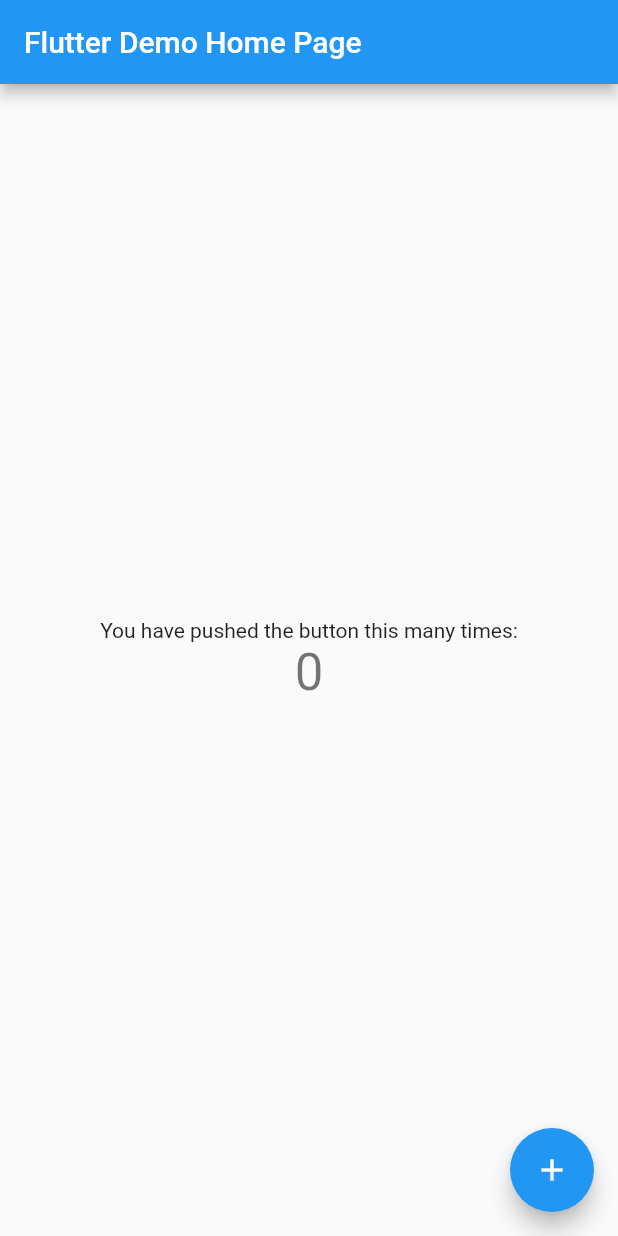
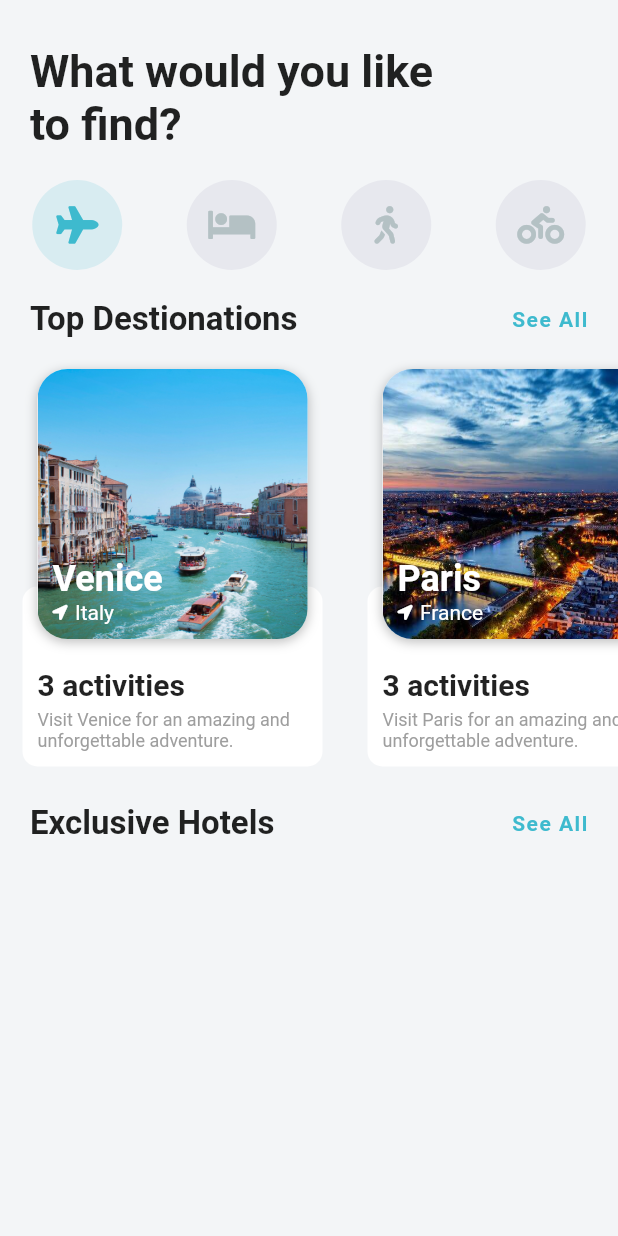
Before and after one commit to vietdhfpt/LearnFlutter, a Flutter app: the screen it shows after launch, on a phone screen of 412 x 824 dp. Run offline on Flutter 3.47's test engine with Material 2 defaults, Android fonts, the light colour scheme and no system bars; our stand-ins replace font_awesome_flutter.

Commit message:
[W.I.P] Create home screen

```diff
--- a/learn_flutter/lib/main.dart
+++ b/learn_flutter/lib/main.dart
@@ -1,118 +1,22 @@
 import 'package:flutter/material.dart';
+import 'package:learn_flutter/screens/home_screen.dart';
 
 void main() {
   runApp(MyApp());
 }
 
 class MyApp extends StatelessWidget {
-  // This widget is the root of your application.
   @override
   Widget build(BuildContext context) {
     return MaterialApp(
-      title: 'Flutter Demo',
+      title: 'Flutter Travel UI',
+      debugShowCheckedModeBanner: false,
       theme: ThemeData(
-        // This is the theme of your application.
-        //
-        // Try running your application with "flutter run". You'll see the
-        // application has a blue toolbar. Then, without quitting the app, try
-        // changing the primarySwatch below to Colors.green and then invoke
-        // "hot reload" (press "r" in the console where you ran "flutter run",
-        // or simply save your changes to "hot reload" in a Flutter IDE).
-        // Notice that the counter didn't reset back to zero; the application
-        // is not restarted.
-        primarySwatch: Colors.blue,
-        // This makes the visual density adapt to the platform that you run
-        // the app on. For desktop platforms, the controls will be smaller and
-        // closer together (more dense) than on mobile platforms.
-        visualDensity: VisualDensity.adaptivePlatformDensity,
+        primaryColor: Color(0xFF3EBACE),
+        accentColor: Color(0xFFD8ECF1),
+        scaffoldBackgroundColor: Color(0xFFF3F5F7),
       ),
-      home: MyHomePage(title: 'Flutter Demo Home Page'),
+      home: HomeScreen(),
     );
   }
 }
-
-class MyHomePage extends StatefulWidget {
-  MyHomePage({Key key, this.title}) : super(key: key);
-
-  // This widget is the home page of your application. It is stateful, meaning
-  // that it has a State object (defined below) that contains fields that affect
-  // how it looks.
-
-  // This class is the configuration for the state. It holds the values (in this
-  // case the title) provided by the parent (in this case the App widget) and
-  // used by the build method of the State. Fields in a Widget subclass are
-  // always marked "final".
-
-  final String title;
-
-  @override
-  _MyHomePageState createState() => _MyHomePageState();
-}
-
-class _MyHomePageState extends State<MyHomePage> {
-  int _counter = 0;
-
-  void _incrementCounter() {
-    setState(() {
-      // This call to setState tells the Flutter framework that something has
-      // changed in this State, which causes it to rerun the build method below
-      // so that the display can reflect the updated values. If we changed
-      // _counter without calling setState(), then the build method would not be
-      // called again, and so nothing would appear to happen.
-      _counter++;
-    });
-  }
-
-  @override
-  Widget build(BuildContext context) {
-    // This method is rerun every time setState is called, for instance as done
-    // by the _incrementCounter method above.
-    //
-    // The Flutter framework has been optimized to make rerunning build methods
-    // fast, so that you can just rebuild anything that needs updating rather
-    // than having to individually change instances of widgets.
-    return Scaffold(
-      appBar: AppBar(
-        // Here we take the value from the MyHomePage object that was created by
-        // the App.build method, and use it to set our appbar title.
-        title: Text(widget.title),
-      ),
-      body: Center(
-        // Center is a layout widget. It takes a single child and positions it
-        // in the middle of the parent.
-        child: Column(
-          // Column is also a layout widget. It takes a list of children and
-          // arranges them vertically. By default, it sizes itself to fit its
-          // children horizontally, and tries to be as tall as its parent.
-          //
-          // Invoke "debug painting" (press "p" in the console, choose the
-          // "Toggle Debug Paint" action from the Flutter Inspector in Android
-          // Studio, or the "Toggle Debug Paint" command in Visual Studio Code)
-          // to see the wireframe for each widget.
-          //
-          // Column has various properties to control how it sizes itself and
-          // how it positions its children. Here we use mainAxisAlignment to
-          // center the children vertically; the main axis here is the vertical
-          // axis because Columns are vertical (the cross axis would be
-          // horizontal).
-          mainAxisAlignment: MainAxisAlignment.center,
-          children: <Widget>[
-            Text(
-              'You have pushed the button this many times:',
-            ),
-            Text(
-              '$_counter',
-              style: Theme.of(context).textTheme.headline4,
-            ),
-          ],
-        ),
-      ),
-      floatingActionButton: FloatingActionButton(
-        onPressed: _incrementCounter,
-        tooltip: 'Increment',
-        child: Icon(Icons.add),
-
-      ), // This trailing comma makes auto-formatting nicer for build methods.
-    );
-  }
-}
--- /dev/null
+++ b/learn_flutter/lib/models/activity_model.dart
@@ -0,0 +1,17 @@
+class Activity {
+  String imageUrl;
+  String name;
+  String type;
+  List<String> startTimes;
+  int rating;
+  int price;
+
+  Activity({
+    this.imageUrl,
+    this.name,
+    this.type,
+    this.startTimes,
+    this.rating,
+    this.price,
+  });
+}
--- /dev/null
+++ b/learn_flutter/lib/models/destination_model.dart
@@ -0,0 +1,82 @@
+import 'package:learn_flutter/models/activity_model.dart';
+
+class Destination {
+  String imageUrl;
+  String city;
+  String country;
+  String description;
+  List<Activity> activities;
+
+  Destination({
+    this.imageUrl,
+    this.city,
+    this.country,
+    this.description,
+    this.activities,
+  });
+}
+
+List<Activity> activities = [
+  Activity(
+    imageUrl: 'assets/images/stmarksbasilica.jpg',
+    name: 'St. Mark\'s Basilica',
+    type: 'Sightseeing Tour',
+    startTimes: ['9:00 am', '11:00 am'],
+    rating: 5,
+    price: 30,
+  ),
+  Activity(
+    imageUrl: 'assets/images/gondola.jpg',
+    name: 'Walking Tour and Gonadola Ride',
+    type: 'Sightseeing Tour',
+    startTimes: ['11:00 pm', '1:00 pm'],
+    rating: 4,
+    price: 210,
+  ),
+  Activity(
+    imageUrl: 'assets/images/murano.jpg',
+    name: 'Murano and Burano Tour',
+    type: 'Sightseeing Tour',
+    startTimes: ['12:30 pm', '2:00 pm'],
+    rating: 3,
+    price: 125,
+  ),
+];
+
+List<Destination> destinations = [
+  Destination(
+    imageUrl: 'assets/images/venice.jpg',
+    city: 'Venice',
+    country: 'Italy',
+    description: 'Visit Venice for an amazing and unforgettable adventure.',
+    activities: activities,
+  ),
+  Destination(
+    imageUrl: 'assets/images/paris.jpg',
+    city: 'Paris',
+    country: 'France',
+    description: 'Visit Paris for an amazing and unforgettable adventure.',
+    activities: activities,
+  ),
+  Destination(
+    imageUrl: 'assets/images/newdelhi.jpg',
+    city: 'New Delhi',
+    country: 'India',
+    description: 'Visit New Delhi for an amazing and unforgettable adventure.',
+    activities: activities,
+  ),
+  Destination(
+    imageUrl: 'assets/images/saopaulo.jpg',
+    city: 'Sao Paulo',
+    country: 'Brazil',
+    description: 'Visit Sao Paulo for an amazing and unforgettable adventure.',
+    activities: activities,
+  ),
+  Destination(
+    imageUrl: 'assets/images/newyork.jpg',
+    city: 'New York City',
+    country: 'United States',
+    description: 'Visit New York for an amazing and unforgettable adventure.',
+    activities: activities,
+  ),
+];
--- /dev/null
+++ b/learn_flutter/lib/models/hotel_model.dart
@@ -0,0 +1,34 @@
+class Hotel {
+  String imageUrl;
+  String name;
+  String address;
+  int price;
+
+  Hotel({
+    this.imageUrl,
+    this.name,
+    this.address,
+    this.price,
+  });
+}
+
+final List<Hotel> hotels = [
+  Hotel(
+    imageUrl: 'assets/images/hotel0.jpg',
+    name: 'Hotel 0',
+    address: '404 Great St',
+    price: 175,
+  ),
+  Hotel(
+    imageUrl: 'assets/images/hotel1.jpg',
+    name: 'Hotel 1',
+    address: '404 Great St',
+    price: 300,
+  ),
+  Hotel(
+    imageUrl: 'assets/images/hotel2.jpg',
+    name: 'Hotel 2',
+    address: '404 Great St',
+    price: 240,
+  ),
+];
--- /dev/null
+++ b/learn_flutter/lib/screens/home_screen.dart
@@ -0,0 +1,84 @@
+import 'package:flutter/material.dart';
+import 'package:font_awesome_flutter/font_awesome_flutter.dart';
+import 'package:learn_flutter/widgets/destination_carousel.dart';
+import 'package:learn_flutter/widgets/hotel_carousel.dart';
+
+class HomeScreen extends StatefulWidget {
+  @override
+  _HomeScreenState createState() => _HomeScreenState();
+}
+
+class _HomeScreenState extends State<HomeScreen> {
+  int _selectedIndex = 0;
+
+  List<IconData> _icons = [
+    FontAwesomeIcons.plane,
+    FontAwesomeIcons.bed,
+    FontAwesomeIcons.walking,
+    FontAwesomeIcons.biking,
+  ];
+
+  Widget _buildIcon(int index) {
+    return GestureDetector(
+      onTap: () {
+        setState(() {
+          _selectedIndex = index;
+        });
+      },
+      child: Container(
+        height: 60,
+        width: 60,
+        decoration: BoxDecoration(
+          color: _selectedIndex == index
+              ? Theme.of(context).accentColor
+              : Color(0xFFE7E8EE),
+          borderRadius: BorderRadius.circular(30),
+        ),
+        child: Icon(
+          _icons[index],
+          size: 25,
+          color: _selectedIndex == index
+              ? Theme.of(context).primaryColor
+              : Color(0xFFB4C1C4),
+        ),
+      ),
+    );
+  }
+
+  @override
+  Widget build(BuildContext context) {
+    return Scaffold(
+      body: SafeArea(
+        child: ListView(
+          padding: EdgeInsets.symmetric(vertical: 30),
+          children: <Widget>[
+            Padding(
+              padding: const EdgeInsets.only(left: 20, right: 120),
+              child: Text(
+                "What would you like to find?",
+                style: TextStyle(
+                  fontSize: 30,
+                  fontWeight: FontWeight.bold,
+                ),
+              ),
+            ),
+            SizedBox(height: 20),
+            Row(
+              mainAxisAlignment: MainAxisAlignment.spaceAround,
+              children: _icons
+                  .asMap()
+                  .entries
+                  .map(
+                    (MapEntry map) => _buildIcon(map.key),
+                  )
+                  .toList(),
+            ),
+            SizedBox(height: 20),
+            DestinationCarousel(),
+            HotelCarousel(),
+          ],
+        ),
+      ),
+    );
+  }
+}
--- /dev/null
+++ b/learn_flutter/lib/widgets/destination_carousel.dart
@@ -0,0 +1,165 @@
+import 'package:flutter/material.dart';
+import 'package:font_awesome_flutter/font_awesome_flutter.dart';
+import 'package:learn_flutter/models/destination_model.dart';
+
+class DestinationCarousel extends StatelessWidget {
+  const DestinationCarousel({
+    Key key,
+  }) : super(key: key);
+
+  @override
+  Widget build(BuildContext context) {
+    return Column(
+      children: <Widget>[
+        Padding(
+          padding: EdgeInsets.symmetric(horizontal: 20),
+          child: Row(
+            mainAxisAlignment: MainAxisAlignment.spaceBetween,
+            children: <Widget>[
+              Text(
+                "Top Destionations",
+                style: TextStyle(
+                  fontSize: 22,
+                  fontWeight: FontWeight.bold,
+                ),
+              ),
+              GestureDetector(
+                onTap: () {
+                  print("See All");
+                },
+                child: Text(
+                  "See All",
+                  style: TextStyle(
+                    color: Theme.of(context).primaryColor,
+                    fontWeight: FontWeight.w600,
+                    letterSpacing: 1.0,
+                  ),
+                ),
+              ),
+            ],
+          ),
+        ),
+        SizedBox(height: 10),
+        Container(
+          height: 300,
+          child: ListView.builder(
+            scrollDirection: Axis.horizontal,
+            itemCount: destinations.length,
+            itemBuilder: (BuildContext context, int index) {
+              Destination destination = destinations[index];
+
+              return Container(
+                margin: EdgeInsets.all(10),
+                width: 210,
+                child: Stack(
+                  alignment: Alignment.topCenter,
+                  children: <Widget>[
+                    Positioned(
+                      bottom: 15,
+                      child: Container(
+                        height: 120.0,
+                        width: 200.0,
+                        decoration: BoxDecoration(
+                          color: Colors.white,
+                          borderRadius: BorderRadius.circular(10.0),
+                        ),
+                        child: Padding(
+                          padding: EdgeInsets.all(10.0),
+                          child: Column(
+                            mainAxisAlignment: MainAxisAlignment.end,
+                            crossAxisAlignment: CrossAxisAlignment.start,
+                            children: <Widget>[
+                              Text(
+                                '${destination.activities.length} activities',
+                                style: TextStyle(
+                                  fontSize: 20.0,
+                                  fontWeight: FontWeight.w600,
+                                ),
+                              ),
+                              SizedBox(height: 5),
+                              Text(
+                                destination.description,
+                                style: TextStyle(
+                                  color: Colors.grey,
+                                  fontSize: 12,
+                                ),
+                              ),
+                            ],
+                          ),
+                        ),
+                      ),
+                    ),
+                    Container(
+                      decoration: BoxDecoration(
+                        color: Colors.white,
+                        borderRadius: BorderRadius.circular(20),
+                        boxShadow: [
+                          BoxShadow(
+                            color: Colors.black26,
+                            offset: Offset(0, 2),
+                            blurRadius: 6,
+                          ),
+                        ],
+                      ),
+                      child: Stack(
+                        children: <Widget>[
+                          Hero(
+                            tag: destination.imageUrl,
+                            child: ClipRRect(
+                              borderRadius: BorderRadius.circular(20),
+                              child: Image(
+                                height: 180,
+                                width: 180,
+                                image: AssetImage(
+                                  destination.imageUrl,
+                                ),
+                                fit: BoxFit.cover,
+                              ),
+                            ),
+                          ),
+                          Positioned(
+                            left: 10,
+                            bottom: 10,
+                            child: Column(
+                              crossAxisAlignment: CrossAxisAlignment.start,
+                              children: <Widget>[
+                                Text(
+                                  destination.city,
+                                  style: TextStyle(
+                                    color: Colors.white,
+                                    fontSize: 24,
+                                    fontWeight: FontWeight.w600,
+                                  ),
+                                ),
+                                Row(
+                                  children: <Widget>[
+                                    Icon(
+                                      FontAwesomeIcons.locationArrow,
+                                      size: 10,
+                                      color: Colors.white,
+                                    ),
+                                    SizedBox(width: 5),
+                                    Text(
+                                      destination.country,
+                                      style: TextStyle(
+                                        color: Colors.white,
+                                      ),
+                                    ),
+                                  ],
+                                ),
+                              ],
+                            ),
+                          ),
+                        ],
+                      ),
+                    ),
+                  ],
+                ),
+              );
+            },
+          ),
+        )
+      ],
+    );
+  }
+}
--- /dev/null
+++ b/learn_flutter/lib/widgets/hotel_carousel.dart
@@ -0,0 +1,59 @@
+import 'package:flutter/material.dart';
+import 'package:learn_flutter/models/hotel_model.dart';
+
+class HotelCarousel extends StatelessWidget {
+  const HotelCarousel({Key key}) : super(key: key);
+
+  @override
+  Widget build(BuildContext context) {
+    return Column(
+      children: <Widget>[
+        Padding(
+          padding: EdgeInsets.symmetric(horizontal: 20),
+          child: Row(
+            mainAxisAlignment: MainAxisAlignment.spaceBetween,
+            children: <Widget>[
+              Text(
+                "Exclusive Hotels",
+                style: TextStyle(
+                  fontSize: 22,
+                  fontWeight: FontWeight.bold,
+                ),
+              ),
+              GestureDetector(
+                onTap: () {
+                  print("See All");
+                },
+                child: Text(
+                  "See All",
+                  style: TextStyle(
+                    color: Theme.of(context).primaryColor,
+                    fontWeight: FontWeight.w600,
+                    letterSpacing: 1.0,
+                  ),
+                ),
+              ),
+            ],
+          ),
+        ),
+        SizedBox(height: 20),
+        Padding(
+          padding: EdgeInsets.symmetric(horizontal: 20),
+          child: Container(
+            height: 300,
+            child: ListView.builder(
+              scrollDirection: Axis.vertical,
+              itemCount: hotels.length,
+              itemBuilder: (BuildContext context, int index) {
+                return Container(
+                  color: Colors.red,
+                  child: Container(),
+                );
+              },
+            ),
+          ),
+        ),
+      ],
+    );
+  }
+}
```
Also changed, not shown: learn_flutter/pubspec.yaml (+4 -9 lines), learn_flutter/pubspec.lock.
